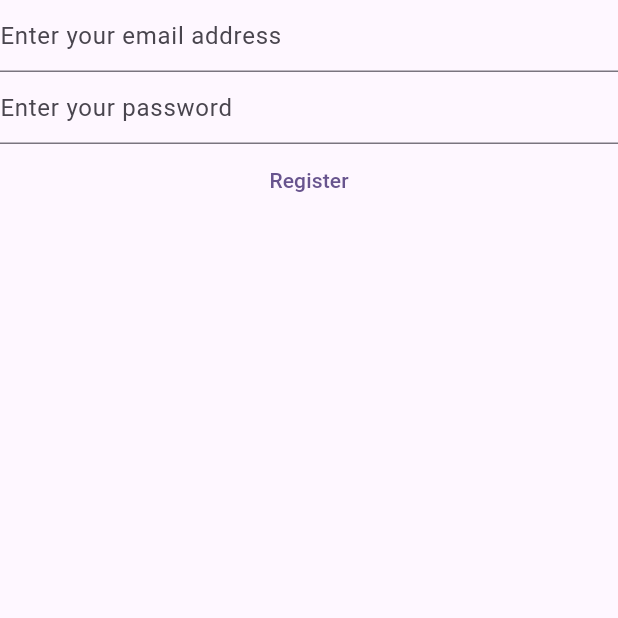
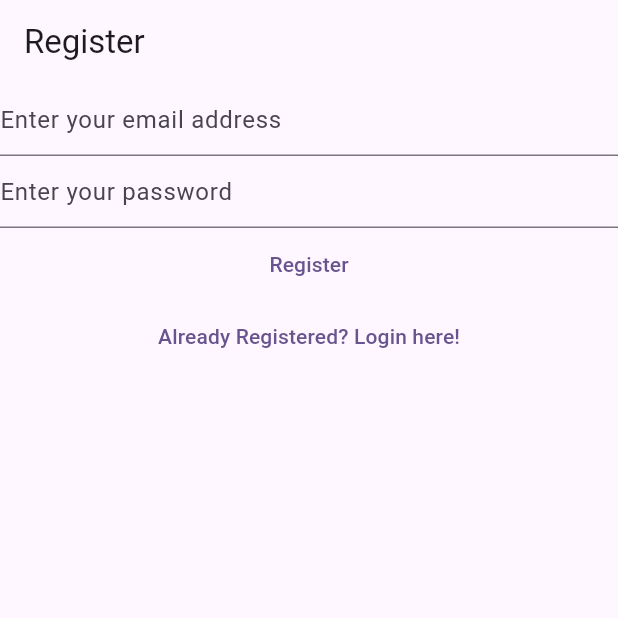
Before and after one commit to 96hemanth/pnotes, a Flutter app: the RegisterView screen opened directly, on a phone screen of 412 x 824 dp, the top half of it. Run offline on Flutter 3.47's test engine with Material 3 defaults, Android fonts, the phone set to English and light mode, and no system bars; our stand-ins replace firebase_auth, firebase_core; accounts and stored records are empty.

Commit message:
Screen seperation

```diff
--- a/lib/views/login_view.dart
+++ b/lib/views/login_view.dart
@@ -28,20 +28,23 @@ class _LoginViewState extends State<LoginView> {
 
   @override
   Widget build(BuildContext context) {
-    return Column(
+    return Scaffold(
+      appBar: AppBar(
+        title: const Text('Register'),
+      ),
+      body: Column(
         children: [
           TextField(
             controller: _email,
             keyboardType: TextInputType.emailAddress,
             enableSuggestions: false,
             autocorrect: false,
-          decoration: const InputDecoration(
-              hintText: 'Enter your email address'),
+            decoration:
+                const InputDecoration(hintText: 'Enter your email address'),
           ),
           TextField(
             controller: _password,
-          decoration:
-              const InputDecoration(hintText: 'Enter your password'),
+            decoration: const InputDecoration(hintText: 'Enter your password'),
             obscureText: true,
             enableSuggestions: false,
             autocorrect: false,
@@ -52,8 +55,7 @@ class _LoginViewState extends State<LoginView> {
               final password = _password.text;
               try {
                 final userCredential = await FirebaseAuth.instance
-                  .signInWithEmailAndPassword(
-                      email: email, password: password);
+                    .signInWithEmailAndPassword(email: email, password: password);
                 print(userCredential);
               } on FirebaseAuthException catch (ae) {
                 print('Auth Exception');
@@ -62,7 +64,14 @@ class _LoginViewState extends State<LoginView> {
             },
             child: const Text('Login'),
           ),
+          TextButton(
+              onPressed: () {
+                Navigator.of(context)
+                    .pushNamedAndRemoveUntil('/register/', (route) => false);
+              },
+              child: const Text("New user? Register here!"))
         ],
+      ),
     );
   }
 }
--- a/lib/views/register_view.dart
+++ b/lib/views/register_view.dart
@@ -2,7 +2,6 @@ import 'package:firebase_auth/firebase_auth.dart';
 import 'package:firebase_core/firebase_core.dart';
 import 'package:flutter/material.dart';
 import 'package:pnotes/firebase_options.dart';
-
 
 class RegisterView extends StatefulWidget {
   const RegisterView({super.key});
@@ -31,20 +30,23 @@ class _RegisterViewState extends State<RegisterView> {
 
   @override
   Widget build(BuildContext context) {
-    return Column(
+    return Scaffold(
+      appBar: AppBar(
+        title: const Text('Register'),
+      ),
+      body: Column(
         children: [
           TextField(
             controller: _email,
             keyboardType: TextInputType.emailAddress,
             enableSuggestions: false,
             autocorrect: false,
-          decoration: const InputDecoration(
-              hintText: 'Enter your email address'),
+            decoration:
+                const InputDecoration(hintText: 'Enter your email address'),
           ),
           TextField(
             controller: _password,
-          decoration:
-              const InputDecoration(hintText: 'Enter your password'),
+            decoration: const InputDecoration(hintText: 'Enter your password'),
             obscureText: true,
             enableSuggestions: false,
             autocorrect: false,
@@ -65,7 +67,14 @@ class _RegisterViewState extends State<RegisterView> {
             },
             child: const Text('Register'),
           ),
+          TextButton(
+              onPressed: () {
+                Navigator.of(context)
+                    .pushNamedAndRemoveUntil('/login/', (route) => false);
+              },
+              child: const Text("Already Registered? Login here!"))
         ],
+      ),
     );
   }
 }
```
Also changed, not shown: lib/main.dart (+14 -40 lines), lib/views/verify_email_view.dart (added, +31 -0 lines). Lines whose indentation alone changed are shown as unchanged.
